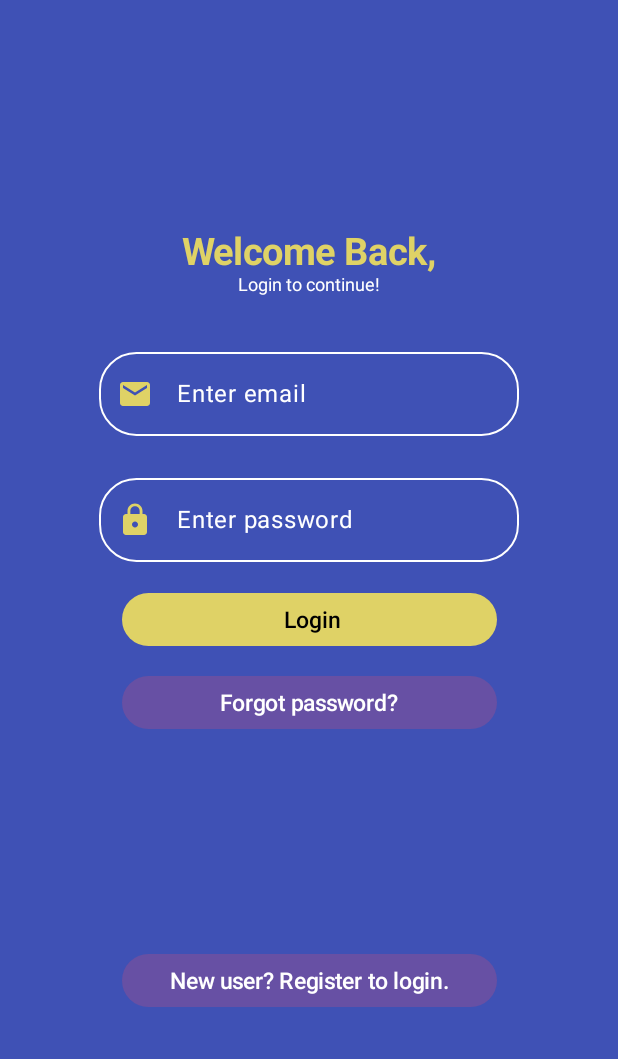
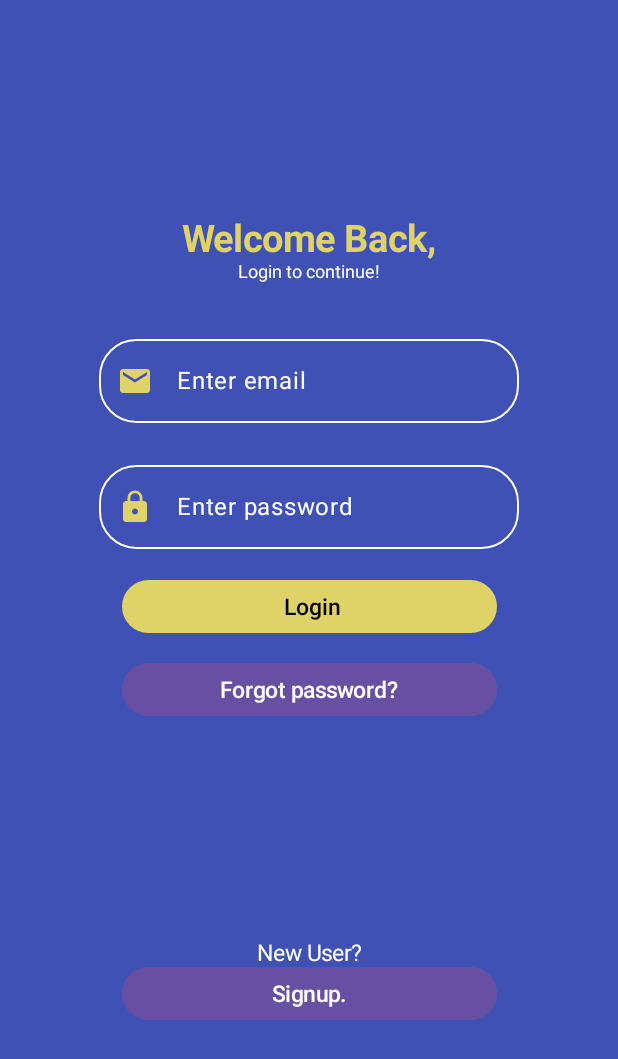
Before and after one commit to ZackTechGuru/VeApp, an Android app built with Jetpack Compose: the @Preview function LoginPre, on a phone screen of 412 x 824 dp. Shown: the top 1059 px of the screen. Run offline under Robolectric (Android 15) with nearby library versions, the phone set to English and light mode, and no system bars.

Commit message:
initial commit

```diff
--- a/app/src/main/java/com/zack/veapp/MainActivity.kt
+++ b/app/src/main/java/com/zack/veapp/MainActivity.kt
@@ -10,6 +10,7 @@ import androidx.compose.material3.Text
 import androidx.compose.runtime.Composable
 import androidx.compose.ui.Modifier
 import androidx.compose.ui.tooling.preview.Preview
+import com.zack.veapp.navigation.AppNavHost
 import com.zack.veapp.ui.theme.VeAppTheme
 import com.zack.veapp.ui.theme.screens.registration.Registration
 
@@ -23,7 +24,7 @@ class MainActivity : ComponentActivity() {
                     modifier = Modifier.fillMaxSize(),
                     color = MaterialTheme.colorScheme.background
                 ) {
-                    Registration()
+                    AppNavHost()
                 }
             }
         }
--- a/app/src/main/java/com/zack/veapp/ui/theme/screens/login/Login.kt
+++ b/app/src/main/java/com/zack/veapp/ui/theme/screens/login/Login.kt
@@ -19,6 +19,7 @@ import androidx.compose.material3.Icon
 import androidx.compose.material3.OutlinedTextField
 import androidx.compose.material3.OutlinedTextFieldDefaults
 import androidx.compose.material3.Text
+import androidx.compose.material3.TextButton
 import androidx.compose.runtime.Composable
 import androidx.compose.runtime.getValue
 import androidx.compose.runtime.mutableStateOf
@@ -35,6 +36,7 @@ import androidx.compose.ui.unit.dp
 import androidx.compose.ui.unit.sp
 import androidx.navigation.NavHostController
 import androidx.navigation.compose.rememberNavController
+import com.zack.veapp.navigation.ROUTE_REGISTER
 import com.zack.veapp.ui.theme.BrightYellow
 import com.zack.veapp.ui.theme.Purple
 
@@ -106,11 +108,12 @@ fun Login(navController:NavHostController) {
                 fontSize = 15.sp)
         }
         Spacer(modifier = Modifier.height(150.dp))
-        Button(onClick = { },
+        Text(text = "New User?", fontSize = 15.sp, color = Color.White)
+        TextButton(onClick = {navController.navigate(ROUTE_REGISTER) },
             colors = ButtonDefaults.buttonColors(containerColor = Color.Unspecified) ,
             modifier = Modifier.size(width = 250.dp, height = 35.dp)
             ) {
-            Text(text = "New user? Register to login.",
+            Text(text = "Signup.",
                 fontSize = 15.sp)
 
         }
```
Also changed, not shown: app/src/main/java/com/zack/veapp/ui/theme/screens/registration/Registration.kt (+1 -10 lines).
